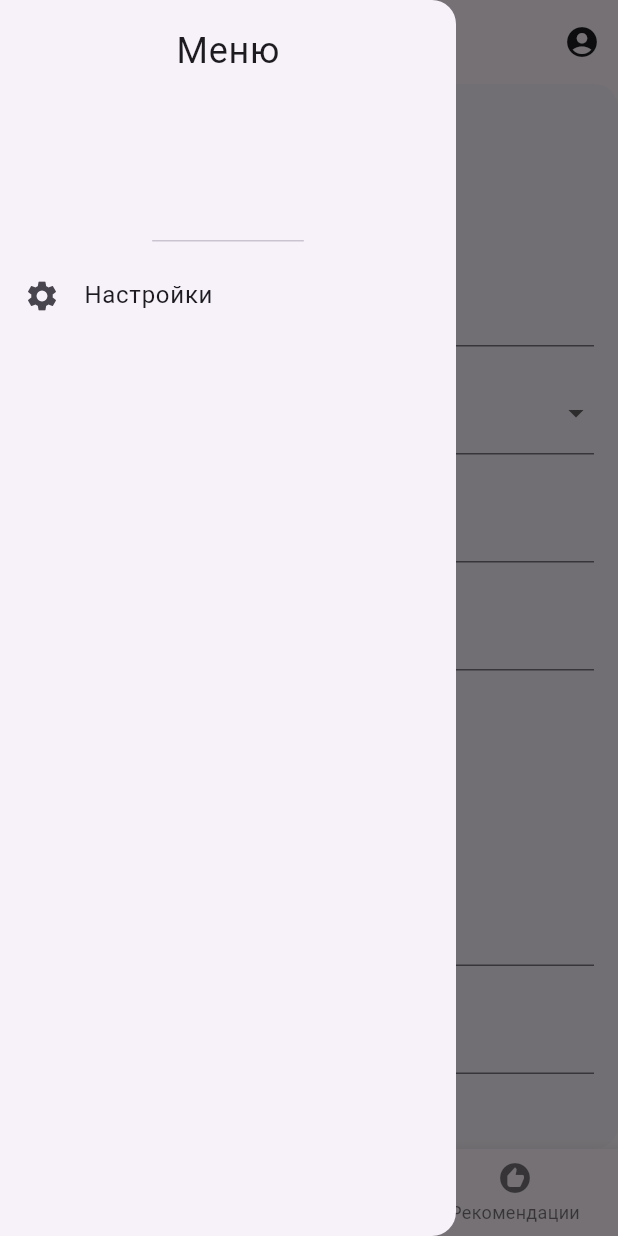
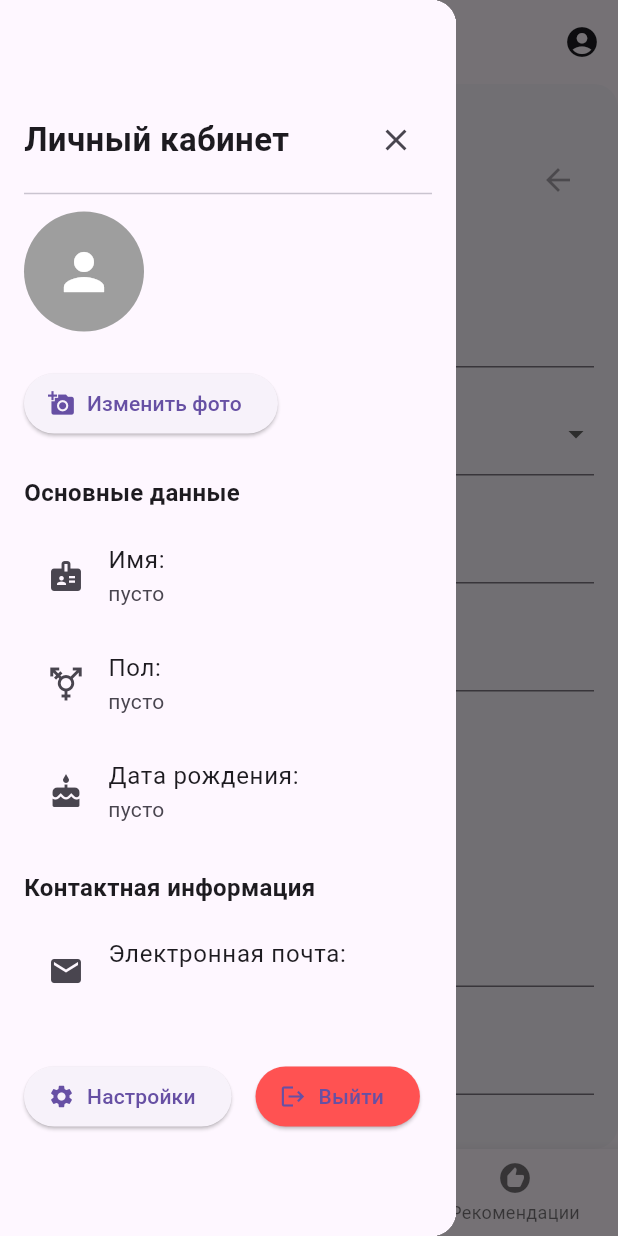
Before and after one commit to DaniilTooZir/SleepTracking_Flutter, a Flutter app: the SettingScreen screen opened by its route, with the side drawer open, on a phone screen of 412 x 824 dp. Run offline on Flutter 3.47's test engine with Material 3 defaults, Android fonts, the light colour scheme and no system bars; our stand-ins replace fl_chart, flutter_dotenv, go_router, image_picker, supabase_flutter; accounts and stored records are empty.

Commit message:
Добавил виджет для боковой панели, чтобы сделать навигацию личный кабинет-настройки

```diff
--- a/lib/ui/screens/main_menu_screen.dart
+++ b/lib/ui/screens/main_menu_screen.dart
@@ -1,6 +1,7 @@
 import 'package:flutter/material.dart';
 import 'package:go_router/go_router.dart';
 import 'package:sleep_tracking/ui/screens/personal_account_screen.dart';
+import 'package:sleep_tracking/ui/widgets/drawer_widget.dart';
 
 class MainMenuScreen extends StatefulWidget {
   final Widget child;
@@ -65,7 +66,7 @@ class _MainMenuScreenState extends State<MainMenuScreen> {
                 ),
                 child: Theme(
                   data: Theme.of(context),
-                  child: const PersonalAccountScreen(),
+                  child: const AccountDrawer(),
                 ),
               ),
             ),
@@ -107,26 +108,7 @@ class _MainMenuScreenState extends State<MainMenuScreen> {
           ],
         ),
       ),
-      drawer: Drawer(
-        child: Column(
-          children: [
-            const DrawerHeader(
-              child: Text(
-                'Меню',
-                style: TextStyle(fontSize: 24),
-              ),
-            ),
-            ListTile(
-              title: const Text('Настройки'),
-              leading: const Icon(Icons.settings),
-              onTap: () {
-                Navigator.of(context).pop();
-                context.go('/settings');
-              },
-            ),
-          ],
-        ),
-      ),
+      drawer: const AccountDrawer(),
       body: widget.child,
       bottomNavigationBar: BottomNavigationBar(
         currentIndex: _currentIndex,
--- a/lib/ui/screens/personal_account_screen.dart
+++ b/lib/ui/screens/personal_account_screen.dart
@@ -9,7 +9,8 @@ import 'package:go_router/go_router.dart';
 import 'package:sleep_tracking/ui/screens/setting_screen.dart';
 
 class PersonalAccountScreen extends StatefulWidget {
-  const PersonalAccountScreen({super.key});
+  final VoidCallback? onSettingsPressed;
+  const PersonalAccountScreen({super.key, this.onSettingsPressed});
 
   @override
   _PersonalAccountScreenState createState() => _PersonalAccountScreenState();
@@ -171,9 +172,7 @@ class _PersonalAccountScreenState extends State<PersonalAccountScreen> {
                         alignment: WrapAlignment.center,
                         children: [
                           ElevatedButton.icon(
-                            onPressed: () {
-                              context.go('/settings');
-                            },
+                            onPressed: widget.onSettingsPressed,
                             icon: const Icon(Icons.settings),
                             label: const Text('Настройки'),
                           ),
--- a/lib/ui/screens/setting_screen.dart
+++ b/lib/ui/screens/setting_screen.dart
@@ -3,7 +3,8 @@ import 'package:flutter/material.dart';
 import 'package:sleep_tracking/data/services/setting_service.dart';
 
 class SettingScreen extends StatefulWidget{
-  const SettingScreen({super.key});
+  final VoidCallback? onBack;
+  const SettingScreen({super.key, this.onBack});
 
   @override
   _SettSettingScreenState createState() => _SettSettingScreenState();
@@ -19,7 +20,6 @@ class _SettSettingScreenState extends State<SettingScreen>{
           child: Column(
             crossAxisAlignment: CrossAxisAlignment.start,
             children: [
-              const Text("Настройки", style: TextStyle(fontSize: 24, fontWeight: FontWeight.bold)),
               const SizedBox(height: 24),
               _buildPersonalDataSection(),
               const SizedBox(height: 32),
@@ -35,6 +35,16 @@ class _SettSettingScreenState extends State<SettingScreen>{
     return Column(
       crossAxisAlignment: CrossAxisAlignment.start,
       children: [
+        Row(
+          mainAxisAlignment: MainAxisAlignment.spaceBetween,
+          children: [
+            const Text("Настройки", style: TextStyle(fontSize: 24, fontWeight: FontWeight.bold)),
+            IconButton(
+              icon: const Icon(Icons.arrow_back),
+              onPressed: widget.onBack,
+            ),
+          ],
+        ),
         const Text("Личные данные", style: TextStyle(fontSize: 20, fontWeight: FontWeight.bold)),
         const SizedBox(height: 16),
         TextField(
--- /dev/null
+++ b/lib/ui/widgets/drawer_widget.dart
@@ -0,0 +1,27 @@
+import 'package:flutter/material.dart';
+import 'package:sleep_tracking/ui/screens/personal_account_screen.dart';
+import 'package:sleep_tracking/ui/screens/setting_screen.dart';
+
+class AccountDrawer extends StatefulWidget {
+  const AccountDrawer({super.key});
+
+  @override
+  State<AccountDrawer> createState() => _AccountDrawerState();
+}
+class _AccountDrawerState extends State<AccountDrawer> {
+  bool showSettings = false;
+
+  void toggleScreen() {
+    setState(() {
+      showSettings = !showSettings;
+    });
+  }
+  @override
+  Widget build(BuildContext context) {
+    return Drawer(
+      child: showSettings
+          ? SettingScreen(onBack: toggleScreen)
+          : PersonalAccountScreen(onSettingsPressed: toggleScreen),
+    );
+  }
+}
```
